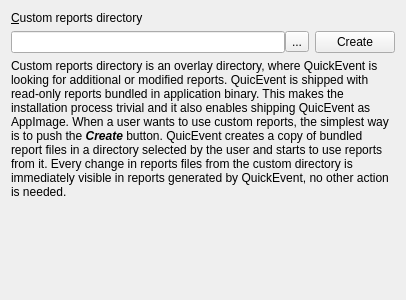
Above: quickevent/app/quickevent/plugins/Core/src/widgets/reportssettingspage.ui from Quick-Event/quickbox before the change. Below: the same form after it.
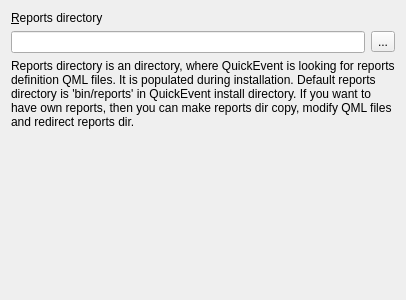
That is the form after the change.

Commit message: report QML files are moved from resources to file system, cmake can handle report files installation very easily

Diff of the .ui file:
```diff
--- a/quickevent/app/quickevent/plugins/Core/src/widgets/reportssettingspage.ui
+++ b/quickevent/app/quickevent/plugins/Core/src/widgets/reportssettingspage.ui
@@ -17,20 +17,15 @@
    <item>
     <widget class="QLabel" name="label">
      <property name="text">
-      <string>&amp;Custom reports directory</string>
+      <string>&amp;Reports directory</string>
      </property>
      <property name="buddy">
       <cstring>edCustomReportsDirectory</cstring>
      </property>
     </widget>
    </item>
-   <item>
-    <layout class="QHBoxLayout" name="horizontalLayout_2">
      <item>
       <layout class="QHBoxLayout" name="horizontalLayout">
-       <property name="spacing">
-        <number>0</number>
-       </property>
        <item>
         <widget class="QLineEdit" name="edCustomReportsDirectory">
          <property name="clearButtonEnabled">
@@ -48,18 +43,9 @@
       </layout>
      </item>
      <item>
-      <widget class="QPushButton" name="btCreateCustomReportsDirectory">
-       <property name="text">
-        <string>Create</string>
-       </property>
-      </widget>
-     </item>
-    </layout>
-   </item>
-   <item>
     <widget class="QLabel" name="label_2">
      <property name="text">
-      <string>&lt;html&gt;&lt;head/&gt;&lt;body&gt;&lt;p&gt;Custom reports directory is an overlay directory, where QuickEvent is looking for additional or modified reports. QuicEvent is shipped with read-only reports bundled in application binary. This makes the installation process trivial and it also enables shipping QuicEvent as AppImage. When a user wants to use custom reports, the simplest way is to push the &lt;span style=&quot; font-weight:700; font-style:italic;&quot;&gt;Create&lt;/span&gt; button. QuicEvent creates a copy of bundled report files in a directory selected by the user and starts to use reports from it. Every change in reports files from the custom directory is immediately visible in reports generated by QuickEvent, no other action is needed.&lt;/p&gt;&lt;/body&gt;&lt;/html&gt;</string>
+      <string>&lt;html&gt;&lt;head/&gt;&lt;body&gt;&lt;p&gt;Reports directory is an directory, where QuickEvent is looking for reports definition QML files. It is populated during installation. Default reports directory is 'bin/reports' in QuickEvent install directory. If you want to have own reports, then you can make reports dir copy, modify QML files and redirect reports dir.&lt;/p&gt;&lt;/body&gt;&lt;/html&gt;</string>
      </property>
      <property name="wordWrap">
       <bool>true</bool>
```
Left out of the diff: 4 changed lines with no effect on the pictures. Lines whose indentation alone changed are shown as unchanged. The commit also changes 26 other files.
